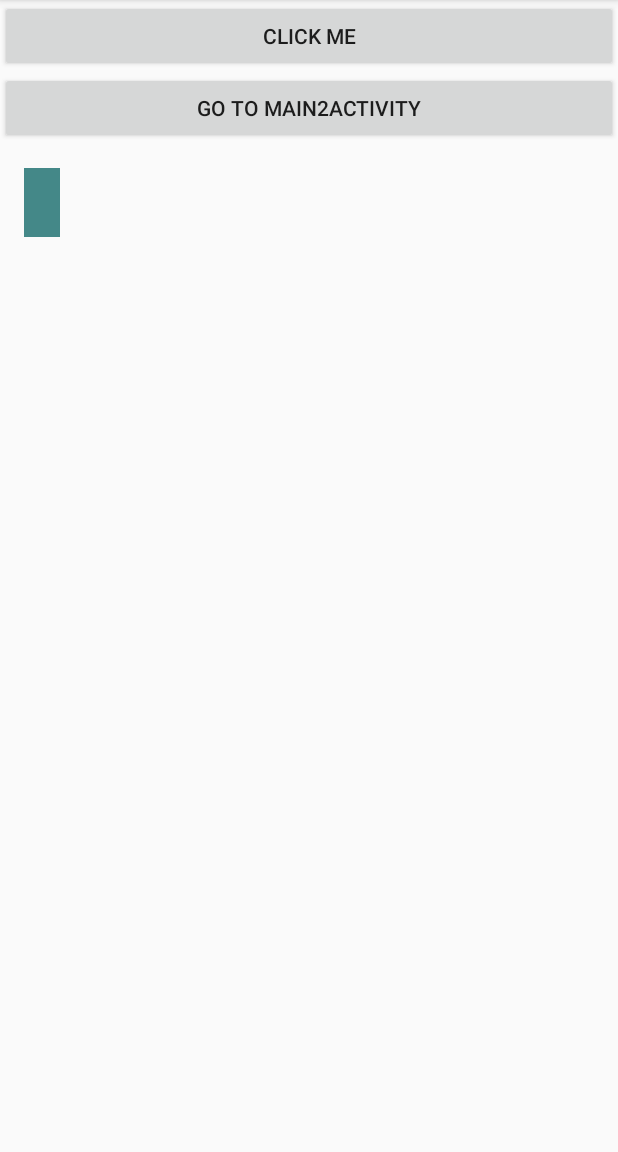
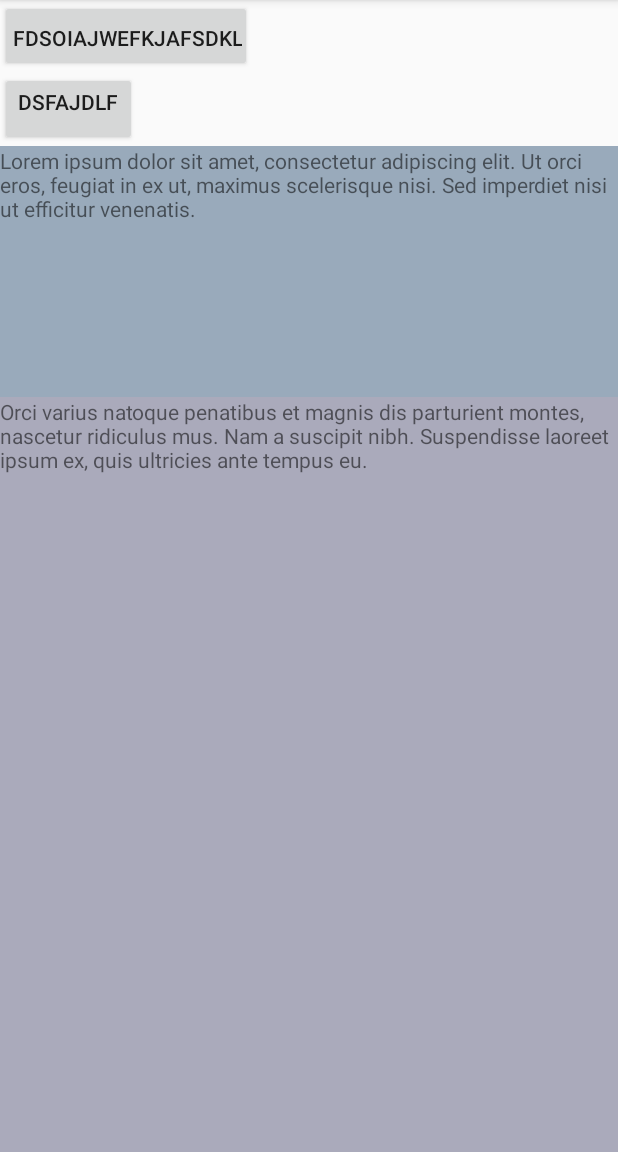
Before and after one commit to tpham20908/MobileDevelopment, an Android app: the screen it shows after launch (MainActivity before the commit, GetWidthAndHeightActivity after it), on a phone screen of 412 x 824 dp, the part 84-1236 px from its top. Run offline under Robolectric (Android 15) with nearby library versions, the phone set to English and light mode, and no system bars.

Commit message:
Aug20 in class

```diff
--- a/Practices/6RTest/app/src/main/java/ca/ipd12/tung/a6rtest/DbHelper.java
+++ b/Practices/6RTest/app/src/main/java/ca/ipd12/tung/a6rtest/DbHelper.java
@@ -47,8 +47,8 @@ public class DbHelper extends SQLiteOpenHelper {
 
         db.execSQL(SQL_CREATE_QUESTIONS_TABLE);
         db.execSQL(SQL_CREATE_PARTICIPANTS_TABLE);
-        fillQuestionsTable();
-        fillParticipant();
+        //fillQuestionsTable();
+        //fillParticipant();
     }
 
     @Override
--- /dev/null
+++ b/Practices/AsyncTask/app/src/main/java/com/example/a1796137/asynctask/GetWidthAndHeightActivity.java
@@ -0,0 +1,40 @@
+package com.example.a1796137.asynctask;
+
+import android.support.v7.app.AppCompatActivity;
+import android.os.Bundle;
+import android.util.Log;
+import android.view.View;
+import android.widget.Button;
+
+public class GetWidthAndHeightActivity extends AppCompatActivity {
+    Button btn1;
+    Button btn2;
+
+
+    @Override
+    protected void onCreate(Bundle savedInstanceState) {
+        super.onCreate(savedInstanceState);
+        setContentView(R.layout.activity_get_width_and_height);
+        btn1 = findViewById(R.id.btn1);
+        btn1.setPadding(12, 14, 10, 10);
+        btn2 = findViewById(R.id.btn2);
+    }
+
+    public void btn1Clicked(View v) {
+        Log.i("get width",btn1.getWidth() + "");
+        Log.i("get height",btn1.getHeight() + "");
+        Log.i("measure width",btn1.getMeasuredWidth() + "");
+        Log.i("measure height",btn1.getMeasuredHeight() + "");
+        Log.i("padding left",btn1.getPaddingLeft() + "");
+        Log.i("padding right",btn1.getPaddingRight() + "");
+        Log.i("padding bottom",btn1.getPaddingBottom() + "");
+        Log.i("padding top",btn1.getPaddingTop() + "");
+    }
+
+    public void btn2Clicked(View v) {
+        Log.i("get width",btn2.getWidth() + "");
+        Log.i("get height",btn2.getHeight() + "");
+        Log.i("measure width",btn2.getMeasuredWidth() + "");
+        Log.i("measure height",btn2.getMeasuredHeight() + "");
+    }
+}
--- /dev/null
+++ b/Practices/AsyncTask/app/src/main/res/layout/activity_get_width_and_height.xml
@@ -0,0 +1,46 @@
+<?xml version="1.0" encoding="utf-8"?>
+<LinearLayout xmlns:android="http://schemas.android.com/apk/res/android"
+    xmlns:app="http://schemas.android.com/apk/res-auto"
+    xmlns:tools="http://schemas.android.com/tools"
+    android:layout_width="match_parent"
+    android:layout_height="match_parent"
+    tools:context=".GetWidthAndHeightActivity"
+    android:orientation="vertical">
+
+    <Button
+        android:id="@+id/btn1"
+        android:layout_width="wrap_content"
+        android:layout_height="wrap_content"
+        android:text="FDsoiajwefkjafsdkl"
+        android:onClick="btn1Clicked"
+
+        />
+
+    <Button
+        android:id="@+id/btn2"
+        android:layout_width="wrap_content"
+        android:layout_height="wrap_content"
+        android:text="dsfajdlf"
+        android:paddingBottom="20dp"
+        android:onClick="btn2Clicked"
+        />
+
+    <TextView
+        android:id="@+id/tv1"
+        android:layout_width="wrap_content"
+        android:layout_height="0dp"
+        android:layout_weight="1"
+        android:text="@string/tv1"
+        android:background="#9ab"
+        />
+
+    <TextView
+        android:id="@+id/tv2"
+        android:layout_width="wrap_content"
+        android:layout_height="0dp"
+        android:layout_weight="3"
+        android:text="@string/tv2"
+        android:background="#aab"
+        />
+
+</LinearLayout>
--- a/Practices/AsyncTask/app/src/main/res/values/strings.xml
+++ b/Practices/AsyncTask/app/src/main/res/values/strings.xml
@@ -4,4 +4,6 @@
     <string name="dummyText">
         Resource API: https://jsonplaceholder.typicode.com/todos
     </string>
+    <string name="tv1">Lorem ipsum dolor sit amet, consectetur adipiscing elit. Ut orci eros, feugiat in ex ut, maximus scelerisque nisi. Sed imperdiet nisi ut efficitur venenatis.</string>
+    <string name="tv2">Orci varius natoque penatibus et magnis dis parturient montes, nascetur ridiculus mus. Nam a suscipit nibh. Suspendisse laoreet ipsum ex, quis ultricies ante tempus eu.</string>
 </resources>
```
Also changed, not shown: Practices/6RTest/app/src/main/java/ca/ipd12/tung/a6rtest/TestActivity.java (+10 -1 lines), Practices/6RTest/app/src/main/res/layout/activity_test.xml (+10 -10 lines), Practices/AsyncTask/app/src/main/AndroidManifest.xml (+6 -5 lines), 3 other files.
